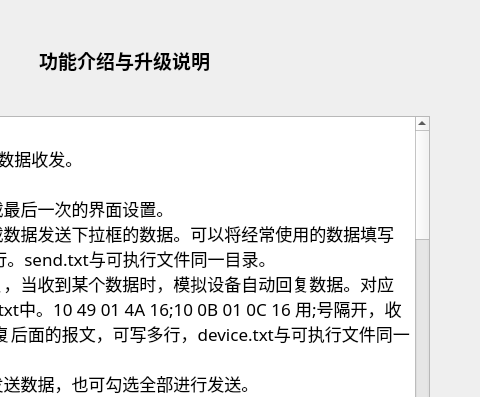
First picture: the form in src/form/dialogintroduction.ui, repository whx110123/nettool, before the edit; both pictures show x 231 to 711 and y 0 to 397 of the 711 by 666 pixel window.
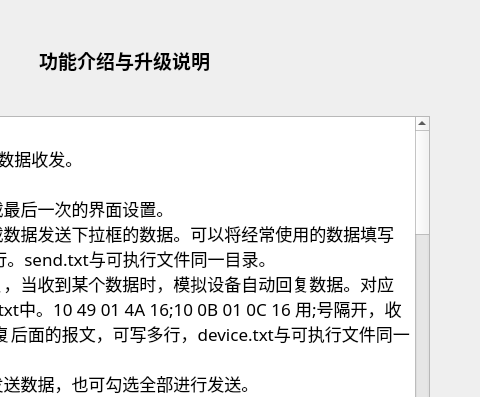
Second picture: the form after the edit.

Patch:
```diff
--- a/src/form/dialogintroduction.ui
+++ b/src/form/dialogintroduction.ui
@@ -139,7 +139,11 @@
 3.增加104与103多种asdu类型的解析
 
 版本[2.05] 20201025
-1.基本完成101、103、104所有类型报文的解析</string>
+1.基本完成101、103、104所有类型报文的解析
+
+版本[2.06] 20201116
+1.增加modbusRTU报文解析
+2.增加双精度浮点数与16进制相互转换</string>
      </property>
     </widget>
    </item>
```
